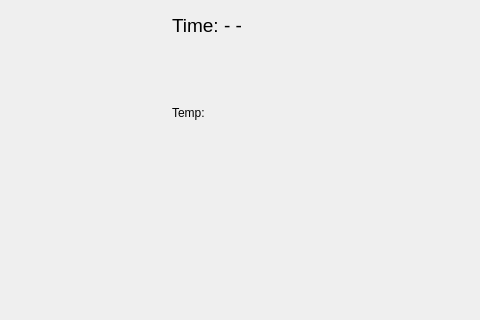
Qt form QTViewer/mainwindow.ui (daijiaweicb/Outdoor-Photography-Helmet-with-Physical-Condition-Monitoring) before a commit; both pictures show x 478 to 958 and y 0 to 320 of the 958 by 616 pixel window.
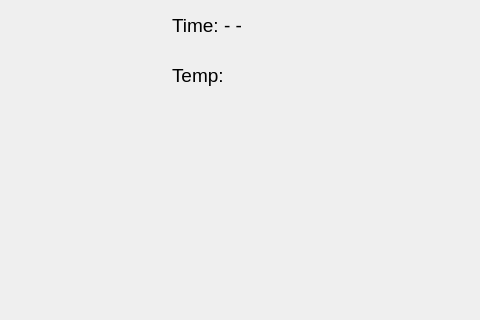
The same form after that commit.

The edit to the form file:
```diff
--- a/QTViewer/mainwindow.ui
+++ b/QTViewer/mainwindow.ui
@@ -109,11 +109,16 @@
     <property name="geometry">
      <rect>
       <x>650</x>
-      <y>97</y>
+      <y>60</y>
       <width>171</width>
       <height>31</height>
      </rect>
     </property>
+    <property name="font">
+     <font>
+      <pointsize>14</pointsize>
+     </font>
+    </property>
     <property name="text">
      <string>Temp: </string>
     </property>
```
